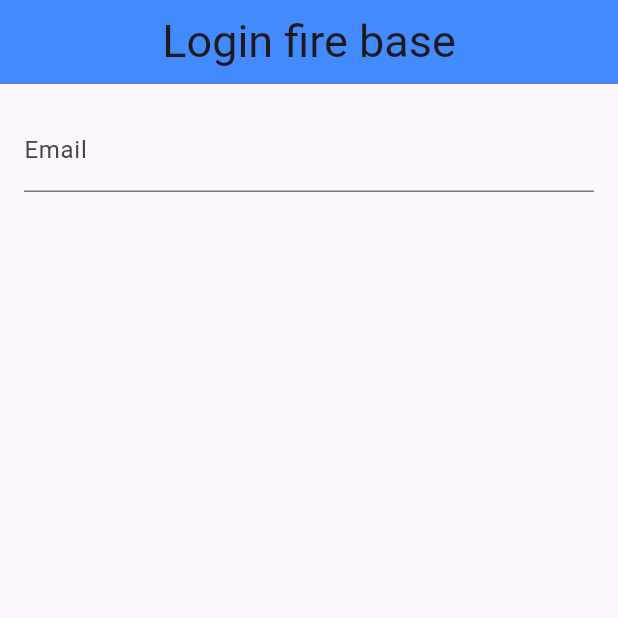
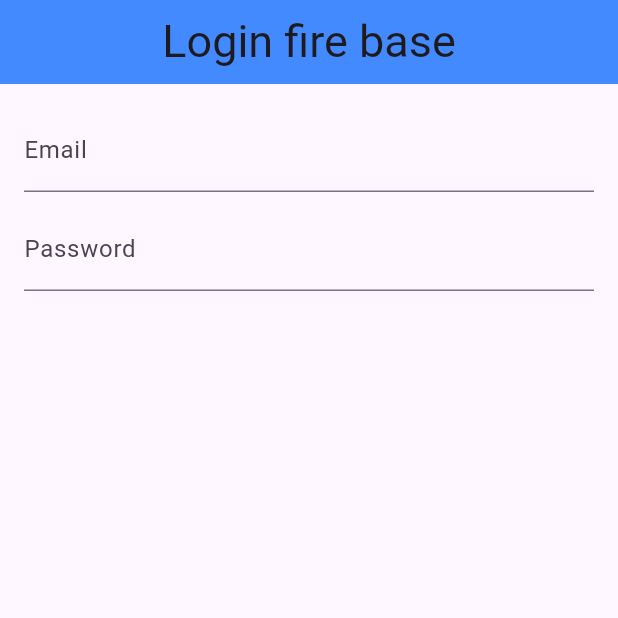
Before and after one commit to muhamadayeshaaulia/week_10_belajar_firebase, a Flutter app: the screen it shows after launch, on a phone screen of 412 x 824 dp, the top half of it. Run offline on Flutter 3.47's test engine with Material 3 defaults, Android fonts, the phone set to English and light mode, and no system bars; our stand-ins replace firebase_auth, firebase_core; accounts and stored records are empty.

Commit message:
menambahkan text field untuk password

```diff
--- a/lib/screen/login.dart
+++ b/lib/screen/login.dart
@@ -72,6 +72,11 @@
                 TextField(controller: emailCtrl,
                 decoration: const InputDecoration(labelText: 'Email'),
                 ),
+                const SizedBox(height: 10),
+                TextField(
+                  controller: passCtrl,
+                  decoration: const InputDecoration(labelText: 'Password',),
+                ),
               ],
             ),
           ),
```
